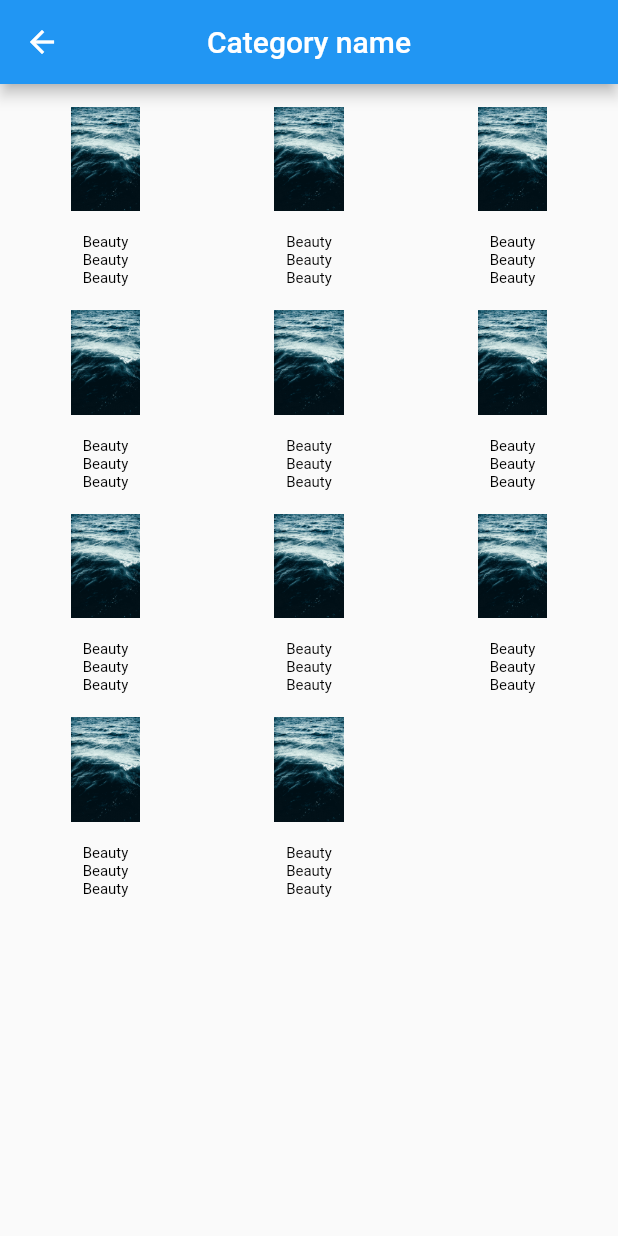
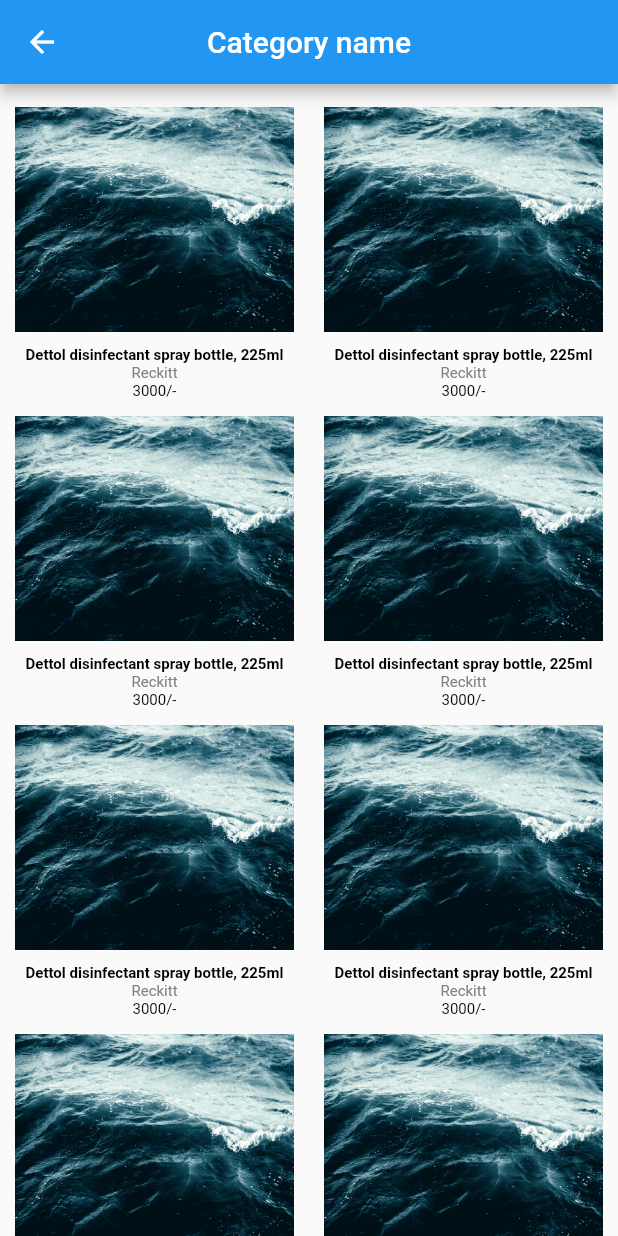
Before and after one commit to bhargav-dobariya/PharmLy, a Flutter app: the ProductsScreen screen opened directly, on a phone screen of 412 x 824 dp. Run offline on Flutter 3.47's test engine with Material 2 defaults, Android fonts, the phone set to English and light mode, and no system bars; our stand-ins replace connectivity_plus, email_validator, flutter_svg, fluttertoast, otp_text_field, shared_preferences; missing offline and left inert: connectivity_plus_web, shared_preferences_web; accounts and stored records are empty.

Commit message:
#dev-neh Updated code

```diff
--- a/lib/main.dart
+++ b/lib/main.dart
@@ -3,11 +3,13 @@ import 'package:pharmly/screens/disease_screen.dart';
 import 'package:pharmly/screens/forgot_password.dart';
 import 'package:pharmly/screens/login_screen.dart';
 import 'package:pharmly/screens/otp_verification_screen.dart';
+import 'package:pharmly/screens/products_screen.dart';
 import 'package:pharmly/screens/signup_screen.dart';
 import 'package:pharmly/screens/home_screen.dart';
 import 'package:pharmly/screens/profile_screen.dart';
 import 'package:pharmly/screens/splash_screen.dart';
 import 'package:pharmly/widgets/bottom_nav_bar.dart';
+import 'package:pharmly/widgets/product.dart';
 
 void main() {
   runApp(const MyApp());
@@ -22,7 +24,7 @@ class MyApp extends StatelessWidget {
     return MaterialApp(
       debugShowCheckedModeBanner: false,
       routes: {
-        '/': (context) => const SplashScreen(),
+        '/': (context) => const ProductsScreen(),
         '/signup_screen': (context) => const SignUpScreen(),
         '/login_screen': (context) => const LoginScreen(),
         '/forgot_password': (context) => const ForgotPassword(),
--- a/lib/screens/products_screen.dart
+++ b/lib/screens/products_screen.dart
@@ -18,10 +18,8 @@ class _ProductsScreenState extends State<ProductsScreen> {
         centerTitle: true,
       ),
       body: GridView.count(
-        crossAxisCount: 3,
-        padding: EdgeInsets.all(5),
-        mainAxisSpacing: 5,
-        crossAxisSpacing: 5,
+        crossAxisCount: 2,
+        padding: EdgeInsets.symmetric(vertical: 5),
         children: [
           Product(),
           Product(),
--- a/lib/widgets/product.dart
+++ b/lib/widgets/product.dart
@@ -17,17 +17,20 @@ class _ProductState extends State<Product> {
         children: [
           Expanded(
             child: Container(
+              height: MediaQuery.of(context).size.height/2,
+              width: MediaQuery.of(context).size.width/2,
               padding: EdgeInsets.all(10),
-              margin: EdgeInsets.only(bottom: 5),
+              // margin: EdgeInsets.only(bottom: 5),
               decoration: BoxDecoration(
+                  // border: Border.all(color: AppColor.colorGrey.withAlpha(50)),
                   borderRadius: BorderRadius.all(Radius.circular(5))
               ),
               child: Image.asset('assets/images/carousel3.jpg',fit: BoxFit.cover,),
             ),
           ),
-          Text("Beauty",style: TextStyle(fontSize: 10,color: AppColor.colorBlack),textAlign: TextAlign.center,),
-          Text("Beauty",style: TextStyle(fontSize: 10,color: AppColor.colorBlack),textAlign: TextAlign.center,),
-          Text("Beauty",style: TextStyle(fontSize: 10,color: AppColor.colorBlack),textAlign: TextAlign.center,)
+          Text("Dettol disinfectant spray bottle, 225ml",style: TextStyle(fontSize: 10,color: AppColor.colorBlack,fontWeight: FontWeight.bold),textAlign: TextAlign.center,),
+          Text("Reckitt",style: TextStyle(fontSize: 10,color: AppColor.colorGrey),textAlign: TextAlign.center,),
+          Text("3000/-",style: TextStyle(fontSize: 10,color: AppColor.colorBlack),textAlign: TextAlign.center,)
         ],
       ),
     );
```
